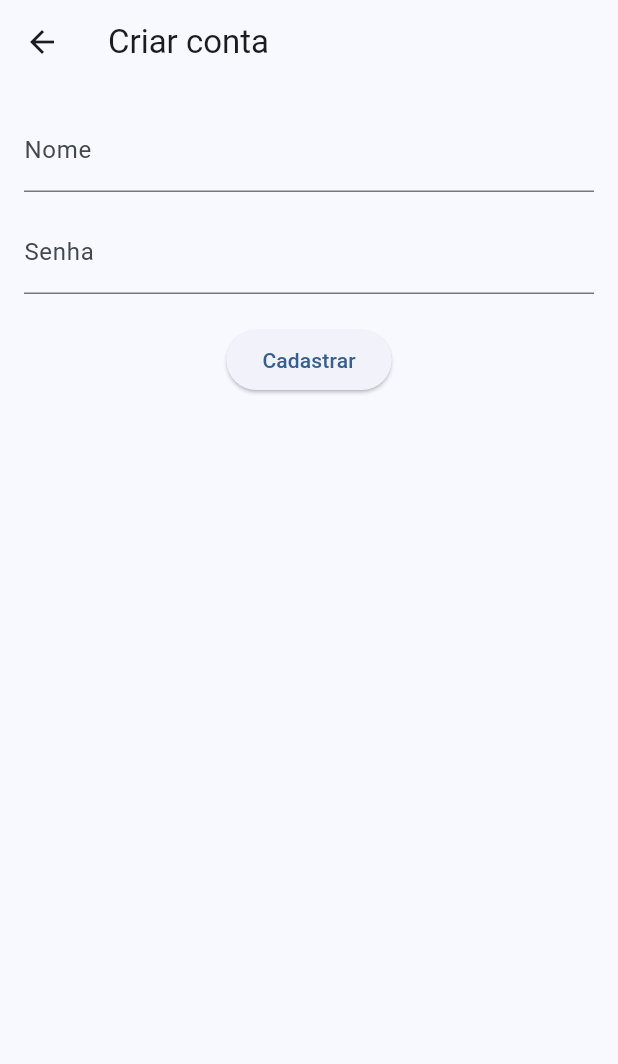
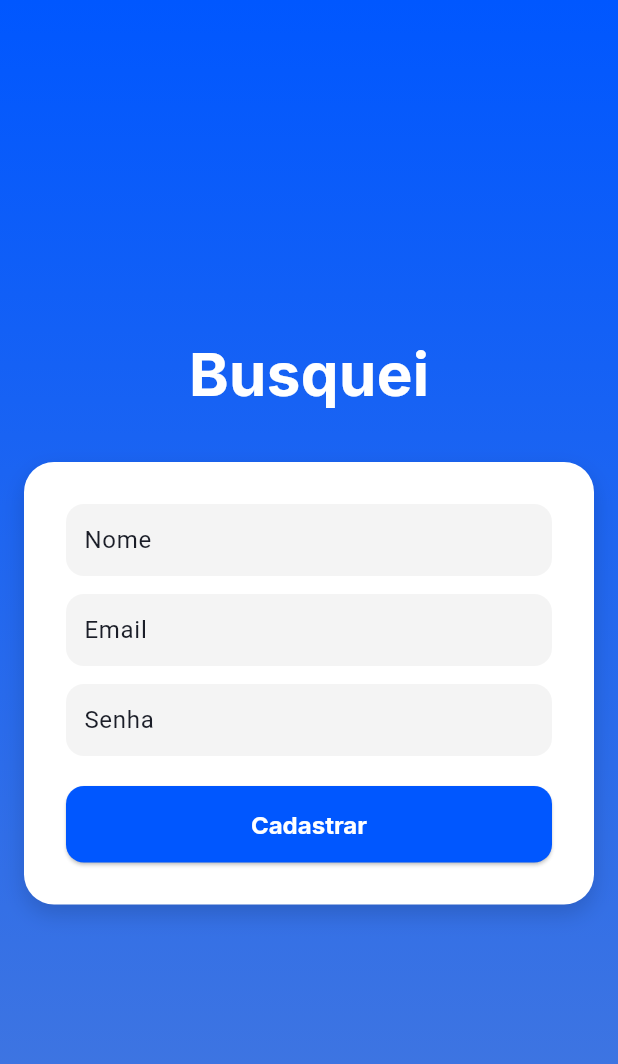
Before and after one commit to CHECKHUB-BRAZIL/buskei-frontend-flutter, a Flutter app: the RegisterPage screen opened by its route, on a phone screen of 412 x 824 dp. Shown: the top 1064 px of the screen. Run offline on Flutter 3.47's test engine with Material 3 defaults, Android fonts, the light colour scheme and no system bars; our stand-ins replace flutter_svg, google_fonts, shared_preferences; accounts and stored records are empty.

Commit message:
style: add style to register page

```diff
--- a/lib/pages/register_page.dart
+++ b/lib/pages/register_page.dart
@@ -1,11 +1,12 @@
 import 'package:buskei/controllers/auth_controller.dart';
 import 'package:flutter/material.dart';
+import 'package:google_fonts/google_fonts.dart';
+import '../widgets/custom_input.dart';
 
 class RegisterPage extends StatefulWidget {
   @override
   _RegisterPageState createState() => _RegisterPageState();
 }
-
 class _RegisterPageState extends State<RegisterPage> {
   final nomeController = TextEditingController();
   final emailController = TextEditingController();
@@ -16,23 +17,71 @@
   @override
   Widget build(BuildContext context) {
     return Scaffold(
-      appBar: AppBar(title: Text("Criar conta")),
-      body: Padding(
-        padding: const EdgeInsets.all(16),
+      body: Container(
+        decoration: BoxDecoration(
+          gradient: LinearGradient(
+            begin: Alignment.topCenter,
+            end: Alignment.bottomCenter,
+            colors: [
+              Color(0xFF0057FF),
+              Color.fromARGB(255, 71, 121, 221),
+            ],
+          ),
+        ),
+
+        child: Center(
+          child: SingleChildScrollView(
             child: Column(
               children: [
-            TextField(
+                Text(
+                  "Busquei",
+                  style: GoogleFonts.inter(
+                    fontSize: 40,
+                    fontWeight: FontWeight.bold,
+                    color: Colors.white,
+                  ),
+                ),
+                const SizedBox(height: 30),
+
+                Container(
+                  width: 380,
+                  padding: EdgeInsets.all(28),
+                  decoration: BoxDecoration(
+                    color: Colors.white,
+                    borderRadius: BorderRadius.circular(20),
+                    boxShadow: [
+                      BoxShadow(
+                        color: Colors.black.withValues(alpha: 0.15),
+                        offset: Offset(0, 6),
+                        blurRadius: 12,
+                      )
+                    ],
+                  ),
+
+                  child: Column(
+                    crossAxisAlignment: CrossAxisAlignment.stretch,
+                    children: [
+
+                      CustomInput(
+                        hint: "Nome",
                         controller: nomeController,
-              decoration: InputDecoration(labelText: "Nome"),
                       ),
-            SizedBox(height: 12),
 
-            TextField(
+                      const SizedBox(height: 12),
+
+                      CustomInput(
+                        hint: "Email",
                         controller: emailController,
-              obscureText: true,
-              decoration: InputDecoration(labelText: "Senha"),
                       ),
-            SizedBox(height: 20),
+
+                      const SizedBox(height: 12),
+
+                      CustomInput(
+                        hint: "Senha",
+                        controller: senhaController,
+                        obscure: true,
+                      ),
+                      const SizedBox(height: 20),
 
                       ElevatedButton(
                         onPressed: () async {
@@ -54,11 +103,30 @@
                             );
                           }
                         },
+
+                        style: ElevatedButton.styleFrom(
+                          backgroundColor: const Color(0xFF0057FF),
+                          foregroundColor: Colors.white,
+                          padding: const EdgeInsets.symmetric(vertical: 16),
+                          textStyle: GoogleFonts.inter(
+                            fontSize: 16,
+                            fontWeight: FontWeight.w700,
+                          ),
+                          shape: RoundedRectangleBorder(
+                            borderRadius: BorderRadius.circular(12),
+                          ),
+                        ),
+
                         child: Text("Cadastrar"),
                       ),
                     ],
                   ),
                 ),
+              ],
+            ),
+          ),
+        ),
+      ),
     );
   }
 }
--- /dev/null
+++ b/lib/widgets/custom_input.dart
@@ -0,0 +1,41 @@
+import 'package:flutter/material.dart';
+
+class CustomInput extends StatelessWidget {
+  final String hint;
+  final TextEditingController controller;
+  final bool obscure;
+  final IconData? icon;
+
+  const CustomInput({
+    super.key,
+    required this.hint,
+    required this.controller,
+    this.obscure = false,
+    this.icon,
+  });
+
+  @override
+  Widget build(BuildContext context) {
+    return Container(
+      padding: const EdgeInsets.symmetric(horizontal: 12),
+      decoration: BoxDecoration(
+        color: const Color(0xFFF4F4F4),
+        borderRadius: BorderRadius.circular(12),
+
+      ),
+
+      child: TextField(
+        controller: controller,
+        obscureText: obscure,
+        decoration: InputDecoration(
+          hintText: hint,
+          border: InputBorder.none,
+          hintStyle: const TextStyle(color: Color(0xFF1B1E28)),
+          prefixIcon: icon != null
+              ? Icon(icon, color: Colors.black54)
+              : null,
+        ),
+      ),
+    );
+  }
+}
```
Lines whose indentation alone changed are shown as unchanged.
